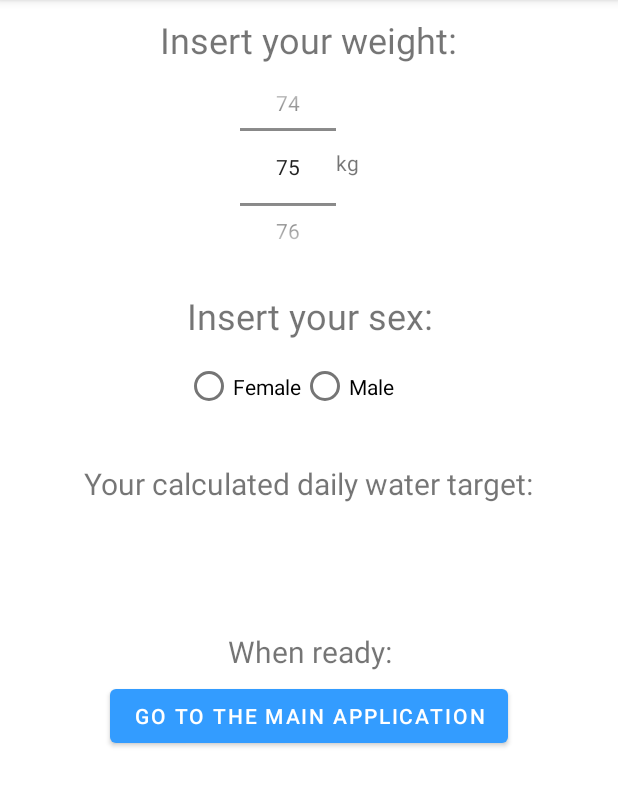
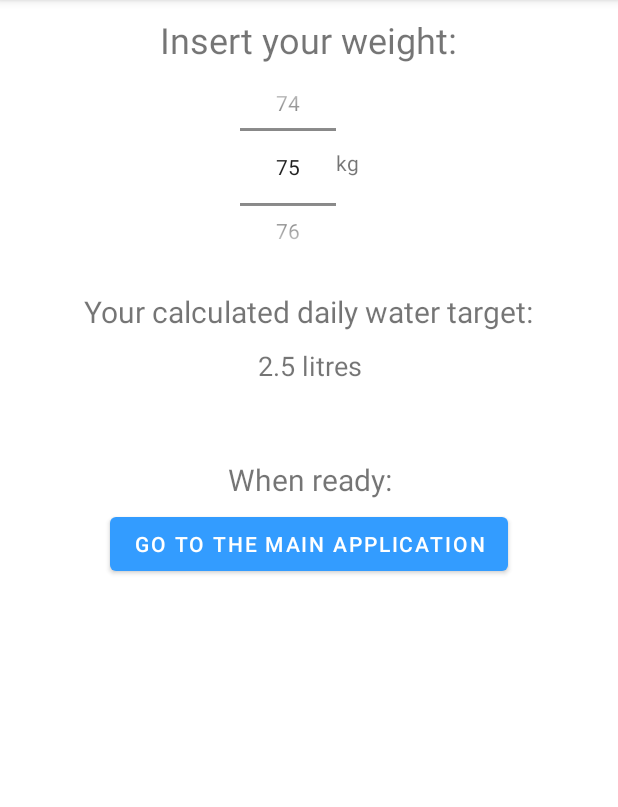
Before and after one commit to saabismi/waterjournal, an Android app: the screen it shows after launch (Registration), on a phone screen of 412 x 824 dp, the part 84-891 px from its top. Run offline under Robolectric (Android 15) with nearby library versions, the phone set to English and light mode, and no system bars.

Commit message:
finishing up registration almost

```diff
--- a/app/src/main/java/com/example/waterjournal/MainActivity.java
+++ b/app/src/main/java/com/example/waterjournal/MainActivity.java
@@ -7,6 +7,8 @@ import android.content.Intent;
 import android.content.SharedPreferences;
 import android.os.Bundle;
 import android.util.Log;
+import android.view.View;
+import android.widget.TextView;
 
 public class MainActivity extends AppCompatActivity {
 
@@ -16,9 +18,12 @@ public class MainActivity extends AppCompatActivity {
     private final String userWeight  = "userWeight"; // storage for storing the user weight
     private final String userTarget = "userTarget"; // target water amount per day
     private boolean getRegistered; // variable for getting the value of registration status key
+
     private int getWeight; //variable for getting the value of the weight key
-    private String getSex; // varbiale for getting the value of the sex key
     private String getTarget; // variable for getting the value of the water target key
+
+    private TextView showWeight; // textview for weight
+    private TextView showTarget; // textview for target
 
     private String TAG = "WaterLog:"; // easy to use tag for logging
 
@@ -30,17 +35,38 @@ public class MainActivity extends AppCompatActivity {
         preferences = getSharedPreferences(USER_STORE, Context.MODE_PRIVATE);
         getRegistered = preferences.getBoolean(userRegistered, false);
         getWeight = preferences.getInt(userWeight, 0);
-        getTarget = preferences.getString(userTarget, null);
+        getTarget = preferences.getString(userTarget, "undefined");
+
+        showWeight = findViewById(R.id.showWeight);
+        showTarget = findViewById(R.id.showTarget);
 
         if (getRegistered != true) { // checking if the user has registered already
             Log.i(TAG, "User hasn't registered yet, let's go to Registration activity");
             Intent regIntent = new Intent(this, Registration.class); // create intent for going to Registration.java
             startActivity(regIntent); // start the activity Registration.java
         } else {
-            Log.i(TAG, "User has already registered, continuing in MainActivity");
+            Log.d(TAG, "User has already registered, continuing in MainActivity");
+            showWeight.setText(Integer.toString(getWeight) + " kg");
+            showTarget.setText(getTarget + " litres");
         }
 
     }
 
+    public void reset(View v) {
+        preferences = getSharedPreferences(USER_STORE, Context.MODE_PRIVATE);
+        SharedPreferences.Editor editor = preferences.edit();
+        editor.putInt(userWeight, 75);
+        editor.putString(userTarget, "x");
+        editor.putBoolean(userRegistered, false);
+        editor.commit();
+
+        Intent regIntent = new Intent(this, Registration.class); // create intent for going to Registration.java
+        startActivity(regIntent); // start the activity Registration.java
+    }
+
+    public void onStart() {
+        super.onStart();
+
+    }
 
 }
--- a/app/src/main/java/com/example/waterjournal/Registration.java
+++ b/app/src/main/java/com/example/waterjournal/Registration.java
@@ -3,8 +3,11 @@ package com.example.waterjournal;
 import androidx.appcompat.app.AppCompatActivity;
 
 import android.content.Context;
+import android.content.Intent;
 import android.content.SharedPreferences;
 import android.os.Bundle;
+import android.util.Log;
+import android.view.View;
 import android.widget.Button;
 import android.widget.NumberPicker;
 import android.widget.RadioButton;
@@ -17,6 +20,10 @@ import java.text.DecimalFormat;
 
 public class Registration extends AppCompatActivity {
 
+    /* variables for intent extras */
+    public static final String WEIGHT = "666";
+    public static final String TARGET = "undefined";
+
     private SharedPreferences preferences; // create sharedpreferences variable
     private final String USER_STORE = "UserStore"; // create preferences for storing information about the user, etc.
     private final String userRegistered = "userRegistered"; // storage for sharing the information about whether the user is registered already or not
@@ -28,9 +35,6 @@ public class Registration extends AppCompatActivity {
 
     private String TAG = "WaterLog:"; // easy to use tag for logging
 
-    private RadioGroup radioSex; // radio group
-    private RadioButton radioFemale; // radio button with value female
-    private RadioButton radioMale; // radio button with value male
     private NumberPicker pickWeight; // number picker for choosing weight
     private TextView previewTarget; // textview for showing the preview for the water target
     private Button toMain; // button for going to the main activity
@@ -41,9 +45,6 @@ public class Registration extends AppCompatActivity {
         setContentView(R.layout.activity_registration);
 
         /* Set the values for the previously initialised variables */
-        radioSex = findViewById(R.id.radiosSex);
-        radioFemale = findViewById(R.id.radioFemale);
-        radioMale = findViewById(R.id.radioMale);
         pickWeight = findViewById(R.id.numPickWeight);
         previewTarget = findViewById(R.id.previewTarget);
         toMain = findViewById(R.id.toMainButton);
@@ -57,15 +58,23 @@ public class Registration extends AppCompatActivity {
         pickWeight.setMinValue(20);
         pickWeight.setValue(75);
 
+        DecimalFormat dec = new DecimalFormat("#.0"); // use this to format to one decimal number
+
+        double defaultTarget = 75 * 0.033; // calculate default target ( = 75kg)
+        String defaultStr = Double.toString(Double.valueOf(dec.format(defaultTarget)));
+        previewTarget.setText(defaultStr + " litres");
+        editor.putString(userTarget, defaultStr);
+        editor.commit();
+
         pickWeight.setOnValueChangedListener(new NumberPicker.OnValueChangeListener() {
             @Override
             public void onValueChange(NumberPicker pickWeight, int oldVal, int newVal) {
-                DecimalFormat dec = new DecimalFormat("#.0");
-                Double target = newVal * 0.033;
-                String visibleTarget = Double.toString(Double.valueOf(dec.format(target))) + " litres";
-                previewTarget.setText(visibleTarget);
-                editor.putString(userTarget, visibleTarget);
-                editor.apply();
+                double target = newVal * 0.033;
+                //String targetStr = Double.toString(target);
+                String targetStr = Double.toString(Double.valueOf(dec.format(target)));
+                previewTarget.setText(targetStr + " litres");
+                editor.putString(userTarget, targetStr);
+                editor.commit();
             }
         });
     }
@@ -80,13 +89,13 @@ public class Registration extends AppCompatActivity {
 
         /* Save the weight when the app is paused */
         editor.putInt(userWeight, pickWeight.getValue());
-        editor.apply();
+        editor.commit();
     }
 
 
     @Override
-    protected void onStart() {
-        super.onStart();
+    protected void onRestart() {
+        super.onRestart();
 
         /* set values for the views where the weight and target are displayed */
         pickWeight = findViewById(R.id.numPickWeight);
@@ -97,11 +106,19 @@ public class Registration extends AppCompatActivity {
 
         /* set the values for the variables which gets the values from the preferences */
         getWeight = preferences.getInt(userWeight, 75);
-        getTarget = preferences.getString(userTarget, null);
+        getTarget = preferences.getString(userTarget, "undefined");
 
         /* Set the weight and calculated target to what they were previously set to */
         pickWeight.setValue(getWeight);
-        previewTarget.setText(getTarget);
+        previewTarget.setText(getTarget + " litres");
+    }
+
+    public void goToMain(View v) {
+        /* Create intent for returning to the main activity */
+        Intent regedIntent = new Intent(this, MainActivity.class);
+
+        Log.d(TAG, "Registration complete, returning to main activity"); // for debugging purposes
+        startActivity(regedIntent); // Go to the main activity
     }
 
 }
--- a/app/src/main/res/layout/activity_registration.xml
+++ b/app/src/main/res/layout/activity_registration.xml
@@ -47,38 +47,6 @@
     </LinearLayout>
 
     <TextView
-        android:id="@+id/askSex"
-        android:layout_width="wrap_content"
-        android:layout_height="wrap_content"
-        android:layout_gravity="center"
-        android:layout_marginTop="20dp"
-        android:text="@string/insert_sex"
-        android:textAlignment="center"
-        android:textSize="24sp" />
-
-    <RadioGroup
-        android:id="@+id/radiosSex"
-        android:layout_width="165dp"
-        android:layout_height="62dp"
-        android:layout_gravity="center"
-        android:orientation="horizontal">
-
-        <RadioButton
-            android:id="@+id/radioFemale"
-            android:layout_width="wrap_content"
-            android:layout_height="match_parent"
-            android:minWidth="48dp"
-            android:text="@string/female" />
-
-        <RadioButton
-            android:id="@+id/radioMale"
-            android:layout_width="86dp"
-            android:layout_height="match_parent"
-            android:text="@string/male" />
-
-    </RadioGroup>
-
-    <TextView
         android:id="@+id/tellTarget"
         android:layout_width="wrap_content"
         android:layout_height="wrap_content"
@@ -113,6 +81,7 @@
         android:layout_height="wrap_content"
         android:layout_gravity="center"
         android:layout_marginTop="5dp"
+        android:onClick="goToMain"
         android:text="@string/toMainButton" />
 
     <!--</androidx.constraintlayout.widget.ConstraintLayout>-->
```
Also changed, not shown: app/src/main/res/layout/activity_main.xml (+15 -22 lines).
